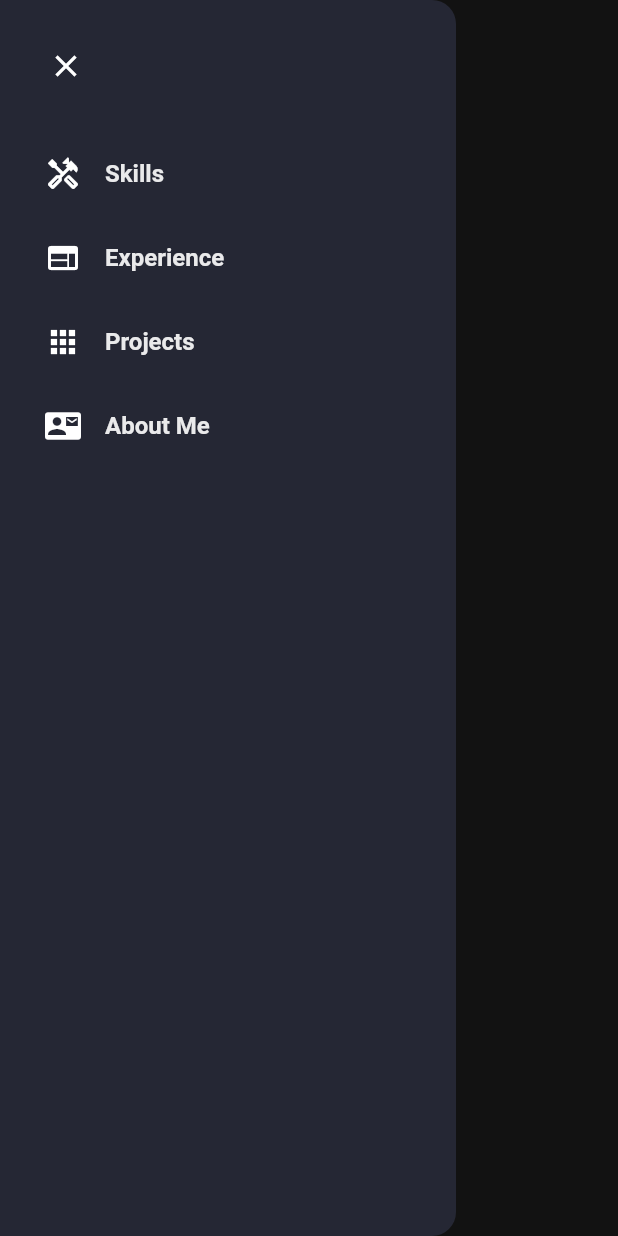
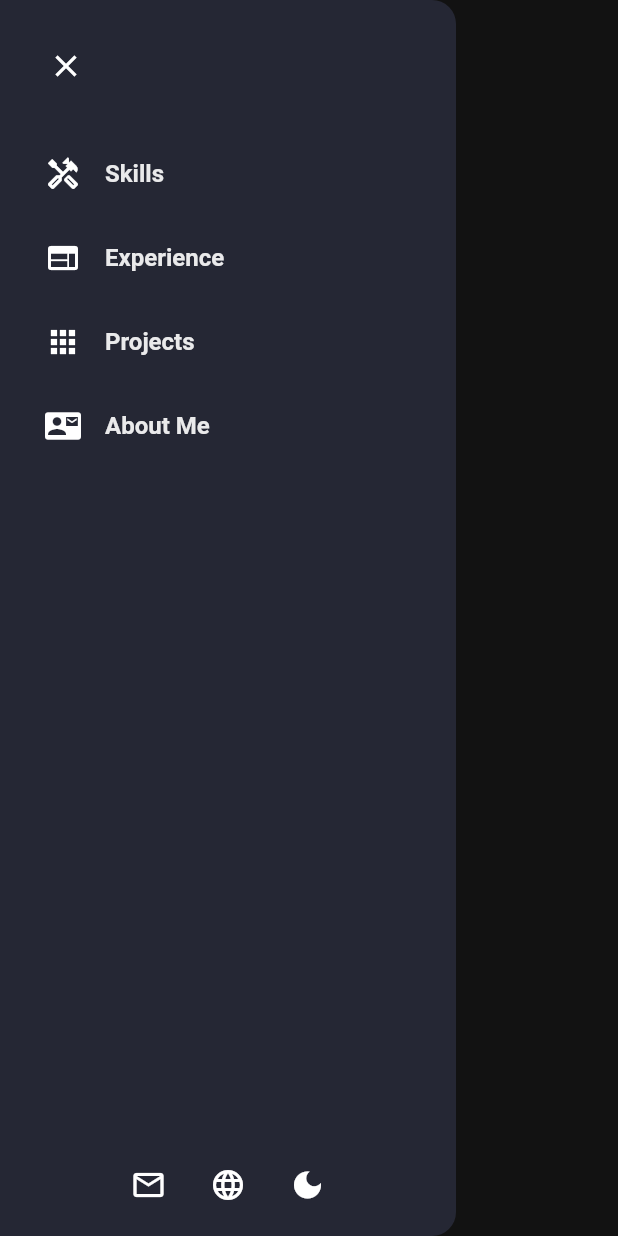
Before and after one commit to OdaFra/portfolio, a Flutter app: the MobileDrawer widget shown alone on an empty page, opened directly with empty values, on a phone screen of 412 x 824 dp. Run offline on Flutter 3.47's test engine with Material 3 defaults, Android fonts, the phone set to English and light mode, and no system bars; drawn by our look-alikes of auto_size_text; our stand-ins replace flutter_speed_dial; missing offline and left inert: dart:js.

Commit message:
refactor: Aplicamos refactor para adecuar el drawer con un ListView.Builder

```diff
--- a/lib/src/widgets/mobile_drawer.dart
+++ b/lib/src/widgets/mobile_drawer.dart
@@ -12,7 +12,7 @@ class MobileDrawer extends StatelessWidget {
   Widget build(BuildContext context) {
     return Drawer(
       backgroundColor: CustomColor.scaffoldBg,
-      child: ListView(
+      child: Column(
         children: [
           Align(
             alignment: Alignment.centerLeft,
@@ -25,20 +25,71 @@ class MobileDrawer extends StatelessWidget {
                   icon: const Icon(Icons.close)),
             ),
           ),
-          for (int i = 0; i < navIcons.length; i++)
-            ListTile(
-              contentPadding: const EdgeInsets.symmetric(horizontal: 30.0),
-              leading: Icon(navIcons[i]),
+          Expanded(
+            child: ListView.builder(
+                itemCount: navIcons.length,
+                itemBuilder: (_, index) {
+                  return ListTile(
+                    contentPadding:
+                        const EdgeInsets.symmetric(horizontal: 30.0),
+                    leading: Icon(
+                      navIcons[index],
+                    ),
                     titleTextStyle: const TextStyle(
                       color: CustomColor.whitePrimary,
                       fontWeight: FontWeight.w600,
                       fontSize: 16,
                     ),
-              title: AutoSizeText(navTitles[i]),
+                    title: AutoSizeText(
+                      navTitles[index],
+                    ),
                     onTap: () {
-                onNavItemTap(i);
+                      onNavItemTap(index);
                     },
-            )
+                  );
+                }),
+          ),
+          // With For - Example
+          // for (int i = 0; i < navIcons.length; i++)
+          //   ListTile(
+          //     contentPadding: const EdgeInsets.symmetric(horizontal: 30.0),
+          //     leading: Icon(navIcons[i]),
+          //     titleTextStyle: const TextStyle(
+          //       color: CustomColor.whitePrimary,
+          //       fontWeight: FontWeight.w600,
+          //       fontSize: 16,
+          //     ),
+          //     title: AutoSizeText(navTitles[i]),
+          //     onTap: () {
+          //       onNavItemTap(i);
+          //     },
+          //   )
+          Row(
+            mainAxisAlignment: MainAxisAlignment.center,
+            children: [
+              IconButton(
+                onPressed: () {},
+                icon: const Icon(
+                  Icons.mail_outline,
+                ),
+              ),
+              const SizedBox(width: 5),
+              IconButton(
+                onPressed: () {},
+                icon: const Icon(
+                  Icons.language_rounded,
+                ),
+              ),
+              const SizedBox(width: 5),
+              IconButton(
+                onPressed: () {},
+                icon: const Icon(
+                  Icons.dark_mode,
+                ),
+              ),
+            ],
+          ),
+          const SizedBox(height: 10)
         ],
       ),
     );
```
Lines whose indentation alone changed are shown as unchanged.
